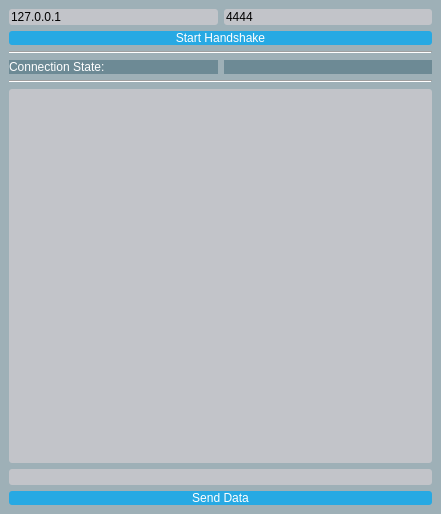
This is MainWindow.ui in visviva/qt-dtls-client as Qt 5 draws it before an edit. The edited form follows.
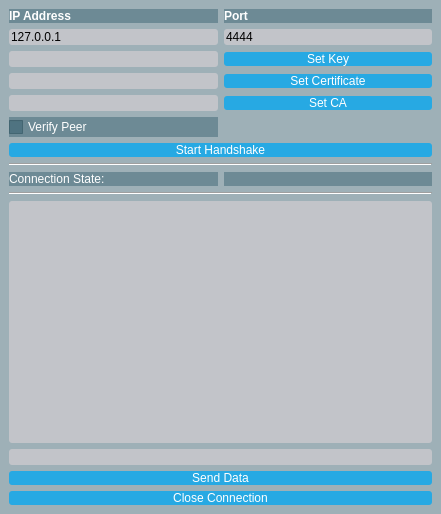
This is the edited form.

```diff
--- a/MainWindow.ui
+++ b/MainWindow.ui
@@ -20,6 +20,11 @@
 color: white; 
 background: rgba(32, 80, 96, 100);
 }
+QCheckBox
+{ 
+color: white; 
+background: rgba(32, 80, 96, 100);
+}
 QLineEdit 
 { 
 border-radius: 3px;
@@ -41,7 +46,7 @@
   </property>
   <widget class="QWidget" name="centralwidget">
    <layout class="QGridLayout" name="gridLayout">
-    <item row="0" column="0">
+    <item row="1" column="0">
      <widget class="QLineEdit" name="IpEdit">
       <property name="text">
        <string>127.0.0.1</string>
@@ -51,42 +56,74 @@
       </property>
      </widget>
     </item>
-    <item row="1" column="0" colspan="2">
+    <item row="0" column="1">
+     <widget class="QLabel" name="PortLabel">
+      <property name="font">
+       <font>
+        <weight>75</weight>
+        <bold>true</bold>
+       </font>
+      </property>
+      <property name="text">
+       <string>Port</string>
+      </property>
+     </widget>
+    </item>
+    <item row="6" column="0" colspan="2">
      <widget class="QPushButton" name="StartHandshakeBtn">
       <property name="text">
        <string>Start Handshake</string>
       </property>
      </widget>
     </item>
-    <item row="7" column="0" colspan="2">
+    <item row="5" column="0">
+     <widget class="QCheckBox" name="VerifyPeerCheckbox">
+      <property name="text">
+       <string>Verify Peer</string>
+      </property>
+      <property name="checked">
+       <bool>false</bool>
+      </property>
+      <property name="tristate">
+       <bool>false</bool>
+      </property>
+     </widget>
+    </item>
+    <item row="12" column="0" colspan="2">
      <widget class="QPushButton" name="SendDataBtn">
       <property name="text">
        <string>Send Data</string>
       </property>
      </widget>
     </item>
-    <item row="4" column="0" colspan="2">
-     <widget class="Line" name="line">
-      <property name="orientation">
-       <enum>Qt::Horizontal</enum>
-      </property>
-     </widget>
-    </item>
-    <item row="0" column="1">
+    <item row="1" column="1">
      <widget class="QLineEdit" name="PortEdit">
       <property name="text">
        <string>4444</string>
       </property>
      </widget>
     </item>
-    <item row="3" column="0">
-     <widget class="QLabel" name="ConnectionState">
+    <item row="4" column="1">
+     <widget class="QPushButton" name="SetCABtn">
       <property name="text">
-       <string>Connection State:</string>
+       <string>Set CA</string>
       </property>
      </widget>
     </item>
-    <item row="5" column="0" colspan="2">
+    <item row="11" column="0" colspan="2">
+     <widget class="QLineEdit" name="SendDataEdit"/>
+    </item>
+    <item row="4" column="0">
+     <widget class="QLineEdit" name="CALineEdit"/>
+    </item>
+    <item row="8" column="1">
+     <widget class="QLabel" name="ConnecntionStateLabel">
+      <property name="text">
+       <string/>
+      </property>
+     </widget>
+    </item>
+    <item row="10" column="0" colspan="2">
      <widget class="QPlainTextEdit" name="Log">
       <property name="font">
        <font>
@@ -98,22 +135,66 @@
       </property>
      </widget>
     </item>
-    <item row="2" column="0" colspan="2">
-     <widget class="Line" name="line_2">
+    <item row="9" column="0" colspan="2">
+     <widget class="Line" name="line">
       <property name="orientation">
        <enum>Qt::Horizontal</enum>
       </property>
      </widget>
     </item>
+    <item row="2" column="0">
+     <widget class="QLineEdit" name="KeyLineEdit"/>
+    </item>
+    <item row="2" column="1">
+     <widget class="QPushButton" name="SetKeyBtn">
+      <property name="text">
+       <string>Set Key</string>
+      </property>
+     </widget>
+    </item>
     <item row="3" column="1">
-     <widget class="QLabel" name="ConnecntionStateLabel">
+     <widget class="QPushButton" name="SetCertBtn">
       <property name="text">
-       <string/>
+       <string>Set Certificate</string>
       </property>
      </widget>
     </item>
-    <item row="6" column="0" colspan="2">
-     <widget class="QLineEdit" name="SendDataEdit"/>
+    <item row="0" column="0">
+     <widget class="QLabel" name="IpAddressLabel">
+      <property name="font">
+       <font>
+        <weight>75</weight>
+        <bold>true</bold>
+       </font>
+      </property>
+      <property name="text">
+       <string>IP Address</string>
+      </property>
+     </widget>
+    </item>
+    <item row="7" column="0" colspan="2">
+     <widget class="Line" name="line_2">
+      <property name="orientation">
+       <enum>Qt::Horizontal</enum>
+      </property>
+     </widget>
+    </item>
+    <item row="8" column="0">
+     <widget class="QLabel" name="ConnectionState">
+      <property name="text">
+       <string>Connection State:</string>
+      </property>
+     </widget>
+    </item>
+    <item row="3" column="0">
+     <widget class="QLineEdit" name="CertLineEdit"/>
+    </item>
+    <item row="13" column="0" colspan="2">
+     <widget class="QPushButton" name="CloseConnectionBtn">
+      <property name="text">
+       <string>Close Connection</string>
+      </property>
+     </widget>
     </item>
    </layout>
   </widget>
```
Left out of the diff: 2 changed lines with no effect on the pictures.
